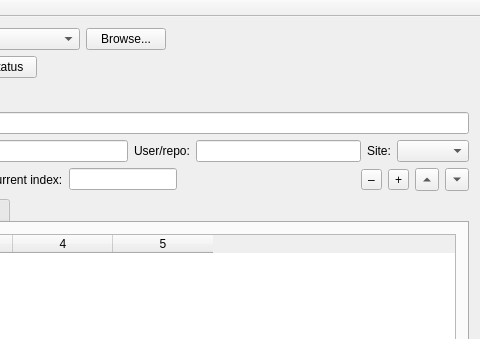
Qt form mainwindow.ui (NorthIsMirror/QtZekyllManager) before a commit; both pictures show x 312 to 792 and y 0 to 339 of the 792 by 609 pixel window.
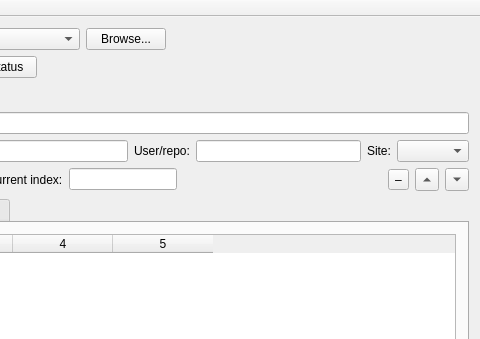
The same form after that commit. Custom widgets are drawn as their Qt base class.

Commit message: No plus button

```diff
--- a/mainwindow.ui
+++ b/mainwindow.ui
@@ -251,13 +251,6 @@
         </property>
        </widget>
       </item>
-      <item>
-       <widget class="QToolButton" name="plus">
-        <property name="text">
-         <string>+</string>
-        </property>
-       </widget>
-      </item>
       <item>
        <widget class="QToolButton" name="up">
         <property name="text">
```
Left out of the diff: 1 changed line with no effect on the pictures.
